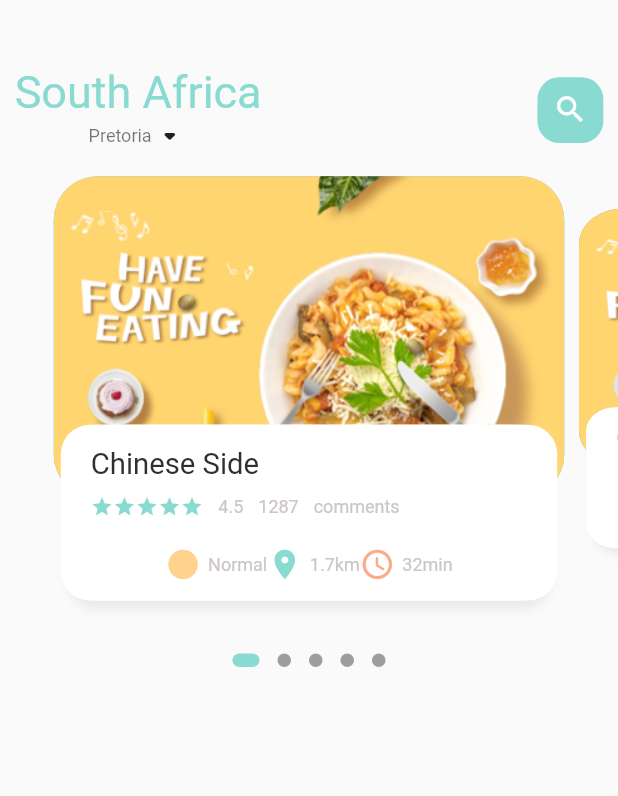
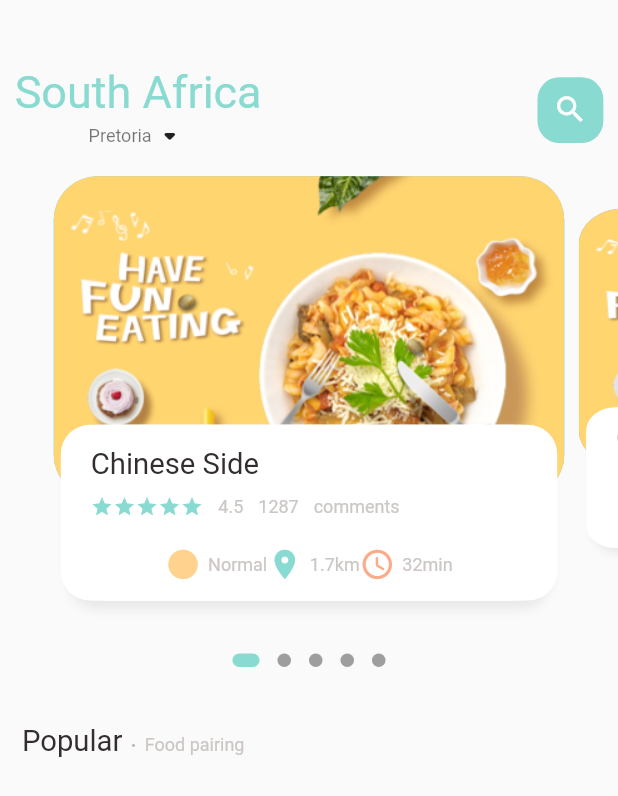
Before and after one commit to StevenNdaye/food_delivery, a Flutter app: the screen it shows after launch, on a phone screen of 412 x 824 dp. Shown: the top 796 px of the screen. Run offline on Flutter 3.47's test engine with Material 2 defaults, Android fonts, the phone set to English and light mode, and no system bars; drawn by our look-alikes of dots_indicator; our stand-ins replace get.

Commit message:
Added contents for popular food pairing

```diff
--- a/lib/home/food_page_body.dart
+++ b/lib/home/food_page_body.dart
@@ -56,6 +56,35 @@ class _FoodPageBodyState extends State<FoodPageBody> {
             activeSize: const Size(18.0, 9.0),
             activeShape: RoundedRectangleBorder(
                 borderRadius: BorderRadius.circular(5.0)),
+          ),
+        ),
+        SizedBox(
+          height: Dimensions.height30,
+        ),
+        Container(
+          margin: EdgeInsets.only(left: Dimensions.width30),
+          child: Row(
+            crossAxisAlignment: CrossAxisAlignment.end,
+            children: [
+              BigText(text: "Popular"),
+              SizedBox(
+                width: Dimensions.width10,
+              ),
+              Container(
+                margin: const EdgeInsets.only(bottom: 3),
+                child: BigText(
+                  text: ".",
+                  color: Colors.black26,
+                ),
+              ),
+              SizedBox(
+                width: Dimensions.width10,
+              ),
+              Container(
+                margin: const EdgeInsets.only(bottom: 2),
+                child: SmallText(text: "Food pairing",),
+              )
+            ],
           ),
         )
       ],
```
